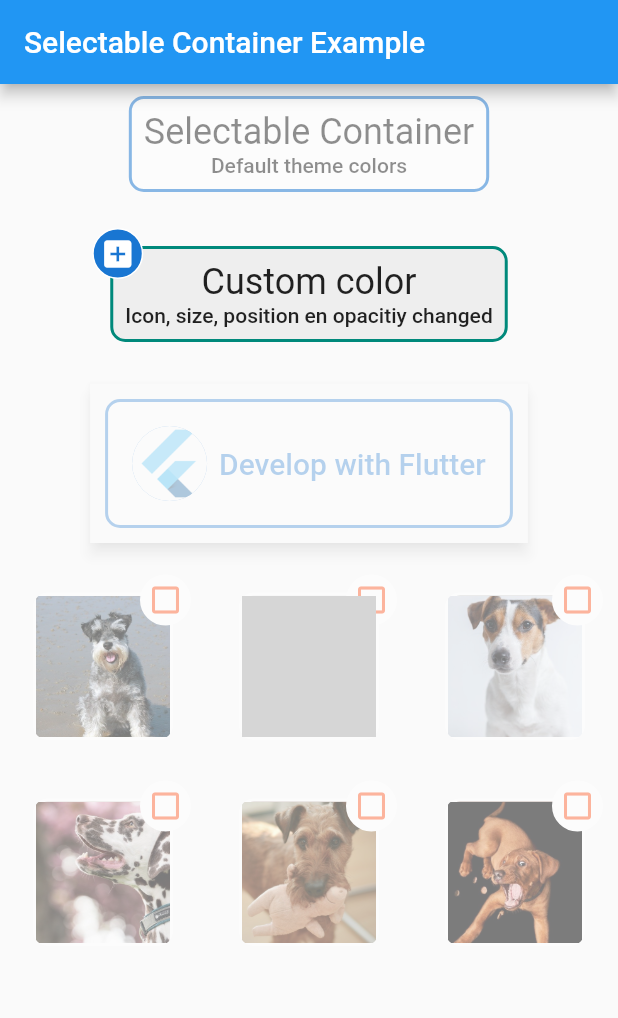
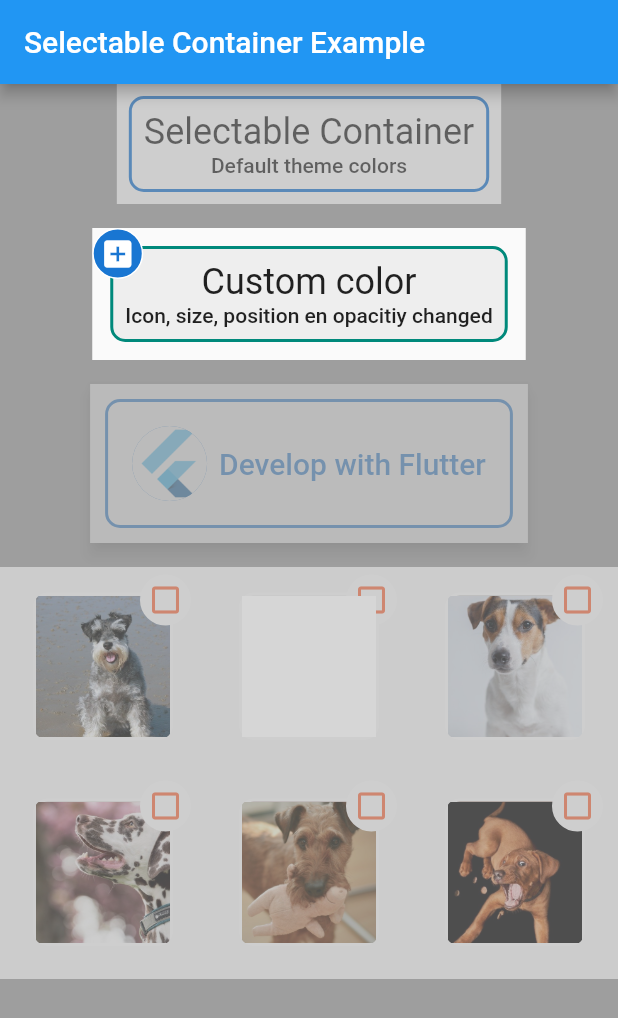
Before and after one commit to fgcan10/selectable_container, a Flutter app: the screen it shows after launch, on a phone screen of 412 x 824 dp. Shown: the top 1018 px of the screen. Run offline on Flutter 3.47's test engine with Material 2 defaults, Android fonts, the light colour scheme and no system bars; grey boxes are pictures that could not be loaded.

```diff
--- a/example/lib/main.dart
+++ b/example/lib/main.dart
@@ -2,9 +2,11 @@
 import 'package:flutter/material.dart';
 import 'package:selectable_container/selectable_container.dart';
 
-void main() => runApp(MyApp());
+void main() => runApp(const MyApp());
 
 class MyApp extends StatelessWidget {
+  const MyApp({super.key});
+
   // This widget is the root of your application.
   @override
   Widget build(BuildContext context) {
@@ -19,7 +21,7 @@
   const MyHomePage({Key? key}) : super(key: key);
 
   @override
-  _MyHomePageState createState() => _MyHomePageState();
+  State<MyHomePage> createState() => _MyHomePageState();
 }
 
 class _MyHomePageState extends State<MyHomePage> {
@@ -35,6 +37,7 @@
       appBar: AppBar(
         title: const Text('Selectable Container Example'),
       ),
+      backgroundColor: Colors.grey[500],
       body: Column(
         mainAxisAlignment: MainAxisAlignment.start,
         children: [
--- a/lib/selectable_container.dart
+++ b/lib/selectable_container.dart
@@ -6,7 +6,7 @@
 /// When selected a check Icon appears
 class SelectableContainer extends StatelessWidget {
   /// Background color for the space between the child and the
-  /// Defaul value: scaffoldBackgroundColor
+  /// Default value: scaffoldBackgroundColor
   final Color? marginColor;
 
   /// Background color when container is selected.
@@ -81,7 +81,7 @@
   final IconData icon;
 
   /// Icon to be shown when unselected.
-  /// Default value : geen
+  /// Default value : Icons.check
   final IconData? unselectedIcon;
 
   /// Icon position.
@@ -102,16 +102,16 @@
   ///Default not selected
   final bool selected;
 
-  // Top marging. Default value : 0.0
+  // Top margin. Default value : 0.0
   final double topMargin;
 
-  // Bottom marging. Default value : 0.0
+  // Bottom margin. Default value : 0.0
   final double bottomMargin;
 
-  // Left marging. Default value : 0.0
+  // Left margin. Default value : 0.0
   final double leftMargin;
 
-  // Right marging. Default value : 0.0
+  // Right margin. Default value : 0.0
   final double rightMargin;
 
   // Top position of the icon.
@@ -172,13 +172,15 @@
         opacity: selected ? selectedOpacity : unselectedOpacity,
         duration: Duration(milliseconds: opacityAnimationDuration),
         child: Material(
-          elevation: 0.0,
-          child: Material(
           elevation: elevation,
           color: marginColor ?? theme.scaffoldBackgroundColor,
           child: Padding(
             padding: EdgeInsets.fromLTRB(
-                  leftMargin, topMargin, rightMargin, bottomMargin),
+              leftMargin,
+              topMargin,
+              rightMargin,
+              bottomMargin,
+            ),
             child: Stack(
               alignment: iconAlignment,
               children: <Widget>[
@@ -191,8 +193,7 @@
                       border: Border.all(
                           color: selected
                               ? selectedBorderColor ?? theme.primaryColor
-                                : unselectedBorderColor ??
-                                    theme.primaryColorDark,
+                              : unselectedBorderColor ?? theme.primaryColorDark,
                           width: borderSize.toDouble()),
                       borderRadius: BorderRadius.circular(borderRadius),
                       color: selected
@@ -212,8 +213,7 @@
                       padding: EdgeInsets.all(4),
                       decoration: BoxDecoration(
                           border: Border.all(
-                                  color: unselectedBorderColorIcon ??
-                                      Colors.white),
+                              color: unselectedBorderColorIcon ?? Colors.white),
                           shape: BoxShape.circle,
                           color: unselectedBackgroundColorIcon ??
                               theme.primaryColorDark),
@@ -222,7 +222,8 @@
                         size: iconSize.toDouble(),
                         color: iconColor,
                       ),
-                        )),
+                    ),
+                  ),
                 ),
                 Positioned(
                   top: topIconPosition,
@@ -237,8 +238,9 @@
                         border: Border.all(
                             color: selectedBorderColorIcon ?? Colors.white),
                         shape: BoxShape.circle,
-                            color: selectedBackgroundColorIcon ??
-                                theme.primaryColor),
+                        color:
+                            selectedBackgroundColorIcon ?? theme.primaryColor,
+                      ),
                       child: Icon(
                         icon,
                         size: iconSize.toDouble(),
@@ -252,7 +254,6 @@
           ),
         ),
       ),
-      ),
     );
   }
 }
--- a/pubspec.yaml
+++ b/pubspec.yaml
@@ -1,6 +1,6 @@
 name: selectable_container
 description: Selectable container for Flutter. The container shows an icon on one of the corner when tapped.
-version: 1.0.5
+version: 1.0.6
 homepage: https://github.com/fgcan10/selectable_container
 
 environment:
```
Also changed, not shown: example/pubspec.lock, pubspec.lock, 3 other files. Lines whose indentation alone changed are shown as unchanged.
